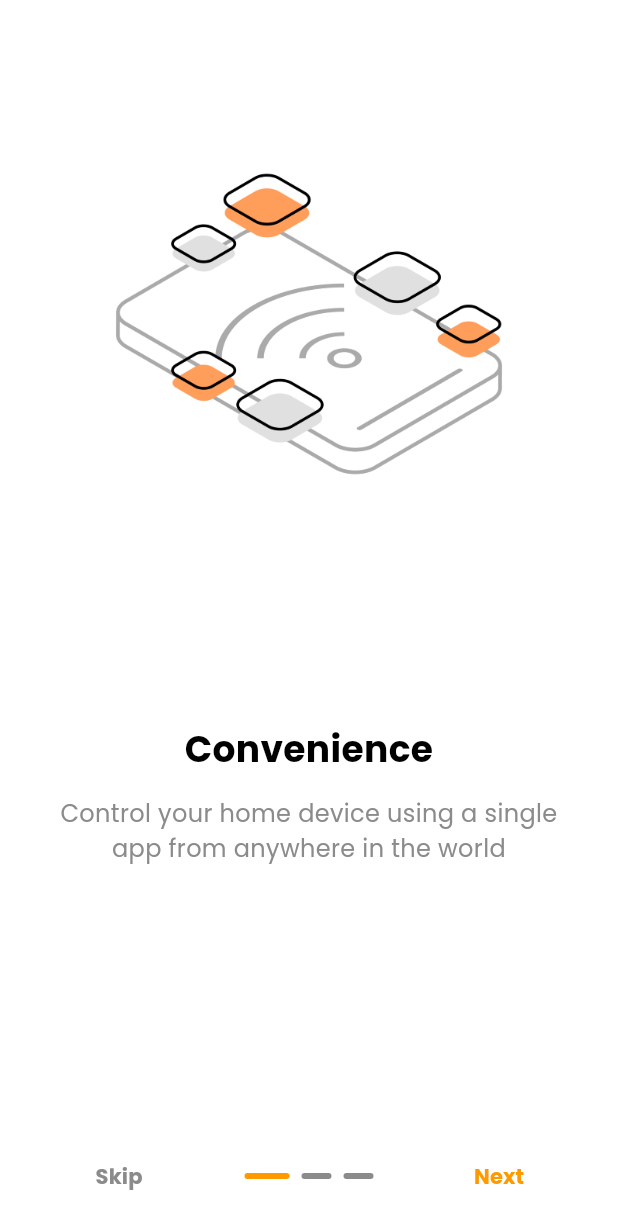
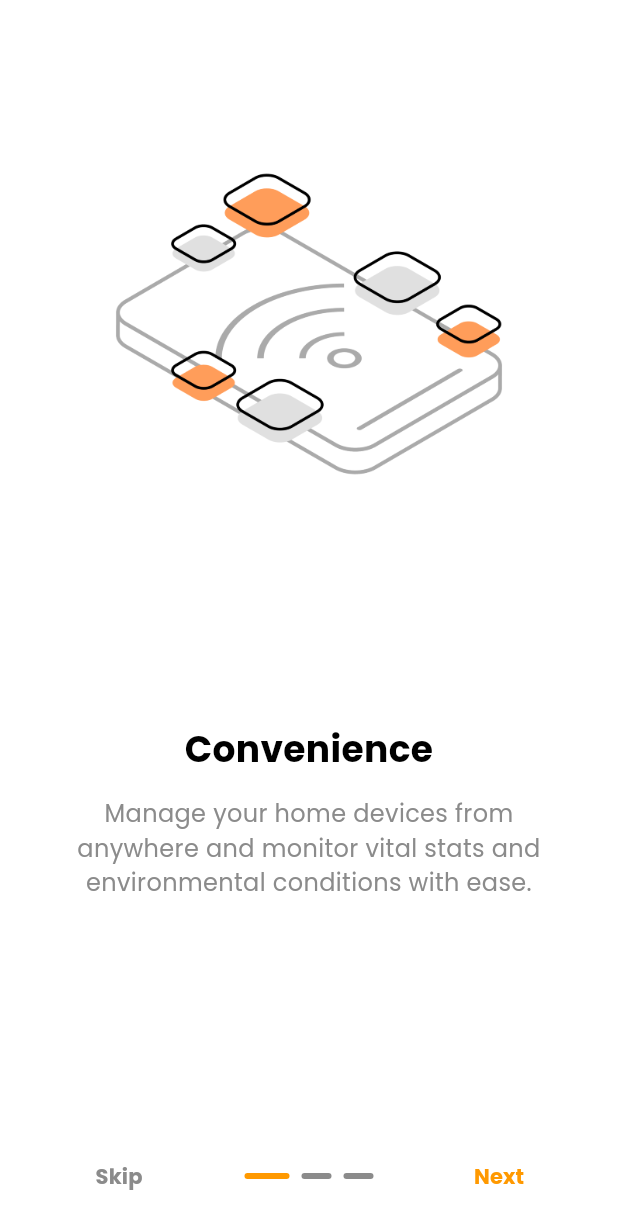
Before and after one commit to KempDewulf/envirosense-app, a Flutter app: the screen it shows after launch, on a phone screen of 412 x 824 dp. Shown: the top 1229 px of the screen. Run offline on Flutter 3.47's test engine with Material 3 defaults, Android fonts, the phone set to English and light mode, and no system bars; drawn by our look-alikes of introduction_screen; our stand-ins replace dotted_border, firebase_auth, firebase_core, fl_chart, flutter_dotenv, google_fonts and 2 more; missing offline and left inert: mobile_scanner; accounts and stored records are empty.

Commit message:
fix: improve onboarding screen text for clarity and engagement

```diff
--- a/lib/presentation/views/onboarding_screen.dart
+++ b/lib/presentation/views/onboarding_screen.dart
@@ -45,18 +45,18 @@ class OnboardingScreen extends StatelessWidget {
         _buildPageModel(
           title: "Convenience",
           body:
-              "Control your home device using a single app from anywhere in the world",
+              "Manage your home devices from anywhere and monitor vital stats and environmental conditions with ease.",
           imagePath: 'assets/images/convenience.png',
         ),
         _buildPageModel(
           title: "Automate",
           body:
-              "Switch through different scenes and quick actions for fast management of your home",
+              "Effortlessly manage quick actions for control and real-time environmental insights.",
           imagePath: 'assets/images/automate.png',
         ),
         _buildPageModel(
           title: "Stay Informed",
-          body: "Instant notifications about any activity or alerts",
+          body: "Get instant notifications and react quickly to any activity or alerts",
           imagePath: 'assets/images/stay_informed.png',
         ),
       ];
```
